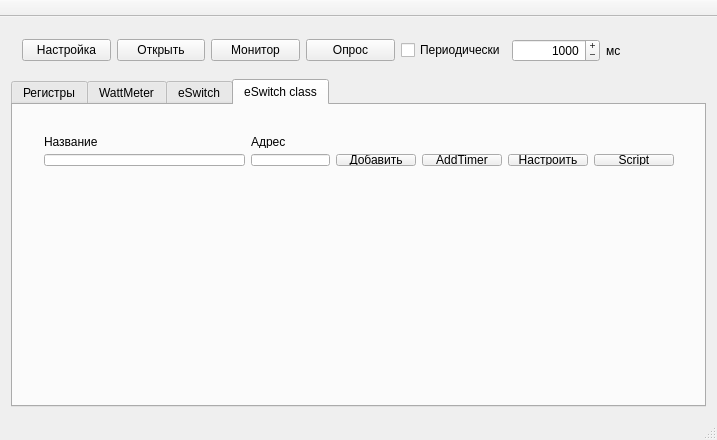
Before: the Qt Designer form mainwindow.ui in dm-urievich/byce_tool, drawn with Qt 5.
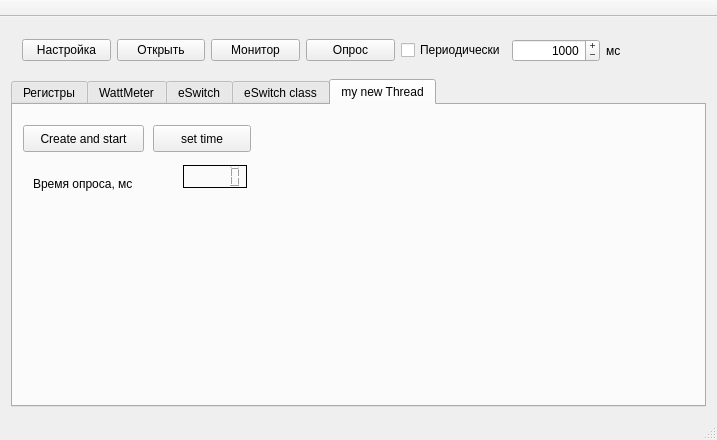
After: the same form once the commit is applied.

Commit message: creat new thread for transfer with modules. It's work, very good! Now going to organize Core and events

```diff
--- a/mainwindow.ui
+++ b/mainwindow.ui
@@ -113,7 +113,7 @@
        <enum>QTabWidget::Rounded</enum>
       </property>
       <property name="currentIndex">
-       <number>3</number>
+       <number>4</number>
       </property>
       <widget class="QWidget" name="tabRegisters">
        <attribute name="title">
@@ -1040,6 +1040,72 @@
         </layout>
        </widget>
       </widget>
+      <widget class="QWidget" name="tabThread">
+       <attribute name="title">
+        <string>my new Thread</string>
+       </attribute>
+       <widget class="QPushButton" name="pushButtonStartThread">
+        <property name="geometry">
+         <rect>
+          <x>10</x>
+          <y>20</y>
+          <width>121</width>
+          <height>27</height>
+         </rect>
+        </property>
+        <property name="text">
+         <string>Create and start</string>
+        </property>
+       </widget>
+       <widget class="QPushButton" name="pushButtonSetTimeThread">
+        <property name="geometry">
+         <rect>
+          <x>140</x>
+          <y>20</y>
+          <width>98</width>
+          <height>27</height>
+         </rect>
+        </property>
+        <property name="text">
+         <string>set time</string>
+        </property>
+       </widget>
+       <widget class="QLCDNumber" name="lcdNumberTimeTransfer">
+        <property name="geometry">
+         <rect>
+          <x>170</x>
+          <y>60</y>
+          <width>64</width>
+          <height>23</height>
+         </rect>
+        </property>
+        <property name="frameShape">
+         <enum>QFrame::Box</enum>
+        </property>
+        <property name="frameShadow">
+         <enum>QFrame::Plain</enum>
+        </property>
+        <property name="lineWidth">
+         <number>1</number>
+        </property>
+        <property name="midLineWidth">
+         <number>0</number>
+        </property>
+       </widget>
+       <widget class="QLabel" name="label_19">
+        <property name="geometry">
+         <rect>
+          <x>20</x>
+          <y>70</y>
+          <width>131</width>
+          <height>17</height>
+         </rect>
+        </property>
+        <property name="text">
+         <string>Время опроса, мс</string>
+        </property>
+       </widget>
+      </widget>
      </widget>
     </item>
    </layout>
```
The commit also changes 17 other files.
